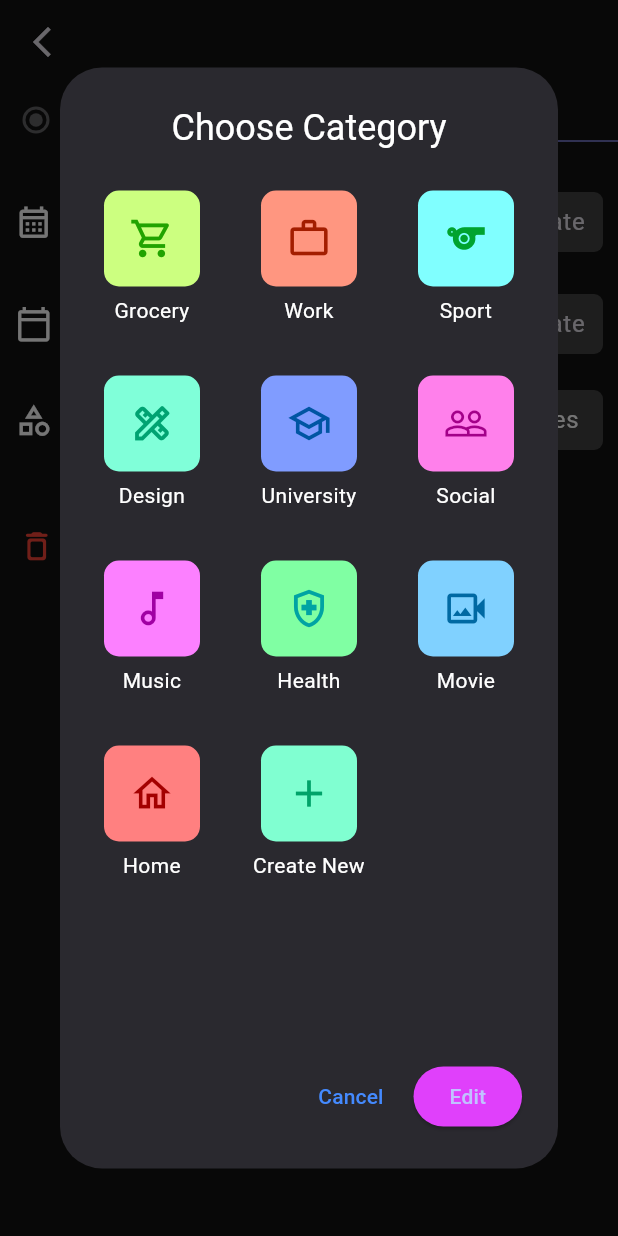
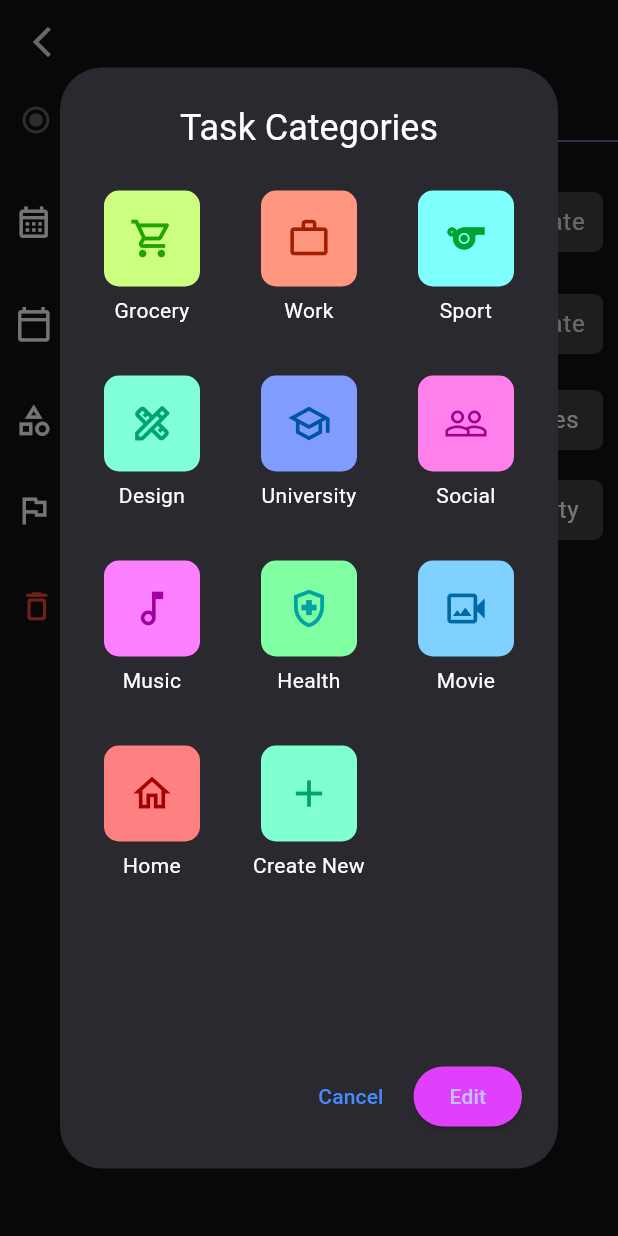
Before and after one commit to MajidiyM/todoListApp, a Flutter app: the DetailedTaskScreen screen opened by its route, after a tap on "Do math homework", after a tap on "Select date", after a tap on "Categories", on a phone screen of 412 x 824 dp. Run offline on Flutter 3.47's test engine with Material 3 defaults, Android fonts, the phone set to English and light mode, and no system bars; our stand-ins replace auto_route, syncfusion_flutter_datepicker.

Commit message:
[+] Добавление Task Priority
Обьединения логики Task Categories и Task Priority

```diff
--- a/lib/screens/detailed_task_screen/view/detailed_task_screen.dart
+++ b/lib/screens/detailed_task_screen/view/detailed_task_screen.dart
@@ -19,6 +19,7 @@ class _DetailedTaskScreenState extends State<DetailedTaskScreen> {
   DateTime? _endDate;
 
   Map<String, dynamic>? selectedCategory;
+  Map<String, dynamic>? selectedPriority;
 
   final List<Map<String, dynamic>> categories = [
     {
@@ -88,6 +89,15 @@ class _DetailedTaskScreenState extends State<DetailedTaskScreen> {
       "color": Color(0xFF80FFD1),
     },
   ];
+
+  final List<Map<String, dynamic>> priorities = List.generate(
+      10,
+      (index) => {
+            "icon": Icons.flag,
+            "iconColor": Colors.blueAccent,
+            "label": (index + 1).toString(),
+            "color": Colors.grey[800],
+          });
 
   @override
   Widget build(BuildContext context) {
@@ -205,10 +215,17 @@ class _DetailedTaskScreenState extends State<DetailedTaskScreen> {
               child: Padding(
                 padding: const EdgeInsets.symmetric(horizontal: 10),
                 child: TaskProperties(
+                  title: "Task Categories",
+                  items: categories,
                   icon: Icons.category_outlined,
                   text: "Task Category",
-                  selectedCategory: selectedCategory,
-                  onPressed: () => _showCategories(context),
+                  selectedItem: selectedCategory,
+                  onSelected: (selected) {
+                    setState(() {
+                      selectedCategory = selected;
+                    });
+                  },
+                  onTap: () => _showSelectionDialog,
                 ),
               ),
             ),
@@ -218,17 +235,25 @@ class _DetailedTaskScreenState extends State<DetailedTaskScreen> {
                 height: 20.0,
               ),
             ),
-            // Task Priority
-            // SliverToBoxAdapter(
-            //   child: Padding(
-            //     padding: const EdgeInsets.symmetric(horizontal: 10),
-            //     child: TaskProperties(
-            //       icon: Icons.flag_outlined,
-            //       text: 'Task Priority',
-            //
-            //     ),
-            //   ),
-            // ),
+            // // Task Priority
+            SliverToBoxAdapter(
+              child: Padding(
+                padding: const EdgeInsets.symmetric(horizontal: 10),
+                child: TaskProperties(
+                  title: "Task Properties",
+                  icon: Icons.flag_outlined,
+                  text: "Task Priority",
+                  items: priorities,
+                  selectedItem: selectedPriority,
+                  onSelected: (selected) {
+                    setState(() {
+                      selectedPriority = selected;
+                    });
+                  },
+                  onTap: () => _showSelectionDialog,
+                ),
+              ),
+            ),
             // SizedBox
             SliverToBoxAdapter(
               child: SizedBox(
@@ -302,21 +327,26 @@ class _DetailedTaskScreenState extends State<DetailedTaskScreen> {
     return date != null ? DateFormat('dd/MM/yyyy').format(date) : "Select date";
   }
 
-  void _showCategories(BuildContext context) {
+  void _showSelectionDialog(
+      BuildContext context,
+      List<Map<String, dynamic>> items,
+      String title,
+      Function(Map<String, dynamic>) onSelected) {
     showDialog(
       context: context,
       builder: (context) => TaskPropertiesDialog(
-        categories: categories,
+        items: items,
+        title: title,
       ),
-    ).then((selectedCategory) {
-      if (selectedCategory != null) {
-        print("Selected category: $selectedCategory"); // Для отладки
-        setState(() {
-          this.selectedCategory = categories.firstWhere(
-            (category) => category["label"] == selectedCategory,
-            orElse: () => categories[0], // Default category
-          );
-        });
+    ).then((selectedLabel) {
+      if (selectedLabel != null) {
+        print("Selected item: $selectedLabel"); // For debugging
+        final selectedItem = items.firstWhere(
+          (item) => item["label"] == selectedLabel,
+          orElse: () => items[0], // Default item if none found
+        );
+        onSelected(
+            selectedItem); // Use the callback to update the selected item
       }
     });
   }
@@ -325,19 +355,21 @@ class _DetailedTaskScreenState extends State<DetailedTaskScreen> {
 class TaskPropertiesDialog extends StatelessWidget {
   const TaskPropertiesDialog({
     super.key,
-    required this.categories,
+    required this.items,
+    required this.title,
   });
 
-  final List<Map<String, dynamic>> categories;
+  final List<Map<String, dynamic>> items;
+  final String title;
 
   @override
   Widget build(BuildContext context) {
     return AlertDialog(
-      title: const Center(
+      title: Center(
         child: Padding(
           padding: EdgeInsets.only(bottom: 10.0),
           child: Text(
-            "Choose Category",
+            title,
             style: TextStyle(color: Colors.white),
           ),
         ),
@@ -353,12 +385,12 @@ class TaskPropertiesDialog extends StatelessWidget {
             mainAxisSpacing: 30,
             childAspectRatio: 0.8,
           ),
-          itemCount: categories.length,
+          itemCount: items.length,
           itemBuilder: (context, index) {
-            final category = categories[index];
+            final item = items[index];
             return GestureDetector(
               onTap: () {
-                Navigator.pop(context, category["label"]);
+                Navigator.pop(context, item);
               },
               child: Column(
                 mainAxisSize: MainAxisSize.min,
@@ -368,12 +400,12 @@ class TaskPropertiesDialog extends StatelessWidget {
                     height: 64,
                     child: Container(
                       decoration: BoxDecoration(
-                        color: category["color"],
+                        color: item["color"],
                         borderRadius: BorderRadius.circular(10),
                       ),
                       child: Icon(
-                        category["icon"],
-                        color: category["iconColor"],
+                        item["icon"],
+                        color: item["iconColor"],
                         size: 30,
                       ),
                     ),
@@ -382,7 +414,7 @@ class TaskPropertiesDialog extends StatelessWidget {
                     height: 6,
                   ),
                   Text(
-                    category["label"],
+                    item["label"],
                     style: TextStyle(color: Colors.white),
                     textAlign: TextAlign.center,
                   )
--- a/lib/screens/detailed_task_screen/widgets/task_properties.dart
+++ b/lib/screens/detailed_task_screen/widgets/task_properties.dart
@@ -1,28 +1,34 @@
 import 'package:flutter/material.dart';
-
-import 'widgets.dart';
+import 'package:todo_list_app/screens/detailed_task_screen/detailed_screen.dart';
 
 class TaskProperties extends StatelessWidget {
   const TaskProperties({
     super.key,
     required this.icon,
     required this.text,
-    this.onPressed,
-    this.selectedCategory,
+    required this.items,
+    required this.title,
+    this.onSelected,
+    this.selectedItem,
+    required this.onTap,
   });
 
   final IconData icon;
   final String text;
-  final Map<String, dynamic>? selectedCategory;
-  final VoidCallback? onPressed;
+  final List<Map<String, dynamic>> items;
+  final String title;
+  final Function(Map<String, dynamic>)? onSelected;
+  final Map<String, dynamic>? selectedItem;
+  final VoidCallback onTap;
 
   @override
   Widget build(BuildContext context) {
-    final displayText = selectedCategory?['label'] ?? "Categories";
-    final displayIcon = selectedCategory?["icon"];
-    final displayColor = selectedCategory?["color"] ?? Colors.grey[800];
-    final displayIconColor = selectedCategory?["iconColor"];
-    final displayTextColor = selectedCategory?["iconColor"] ?? Colors.white;
+    final defaultText = text == "Task Category" ? "Categories" : "Priority";
+    final displayText = selectedItem?['label'] ?? defaultText;
+    final displayIcon = selectedItem?["icon"];
+    final displayColor = selectedItem?["color"] ?? Colors.grey[800];
+    final displayIconColor = selectedItem?["iconColor"];
+    final displayTextColor = selectedItem?["iconColor"] ?? Colors.white;
     final theme = Theme.of(context);
     return Row(
       children: [
@@ -34,7 +40,18 @@ class TaskProperties extends StatelessWidget {
         ),
         Spacer(),
         GestureDetector(
-          onTap: onPressed,
+          onTap: () async {
+            final selected = await showDialog<Map<String, dynamic>>(
+              context: context,
+              builder: (context) => TaskPropertiesDialog(
+                items: items,
+                title: title,
+              ),
+            );
+            if (selected != null && onSelected != null) {
+              onSelected!(selected);
+            }
+          },
           child: TaskPropertyButton(
             buttonText: displayText,
             icon: displayIcon,
```
